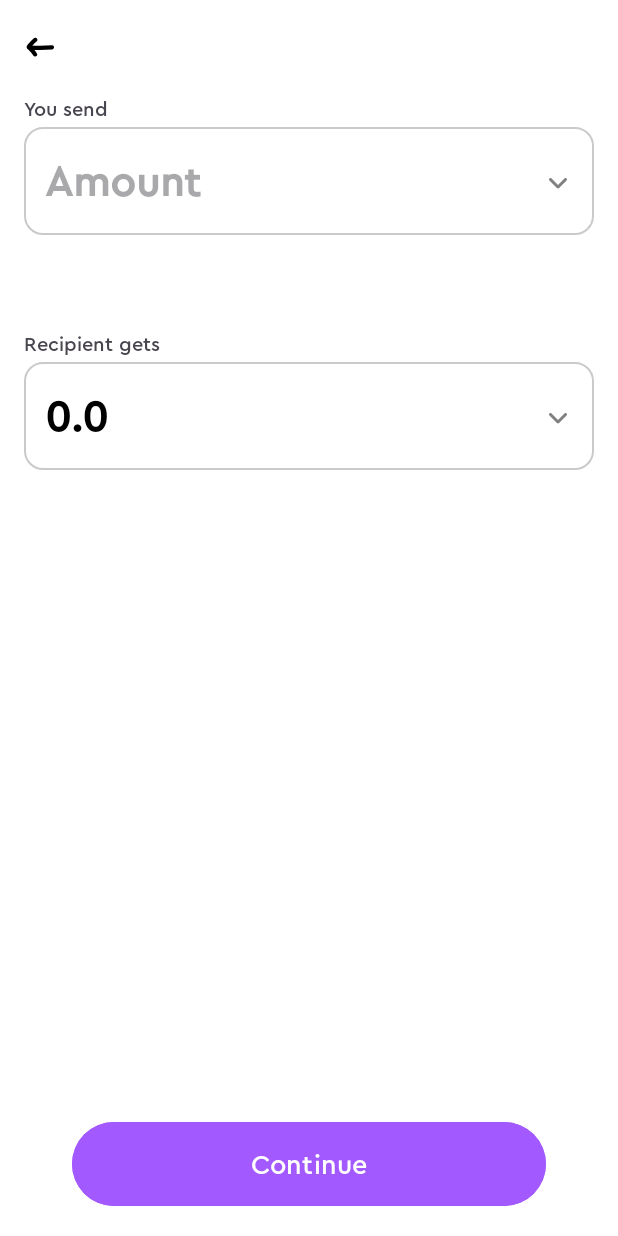
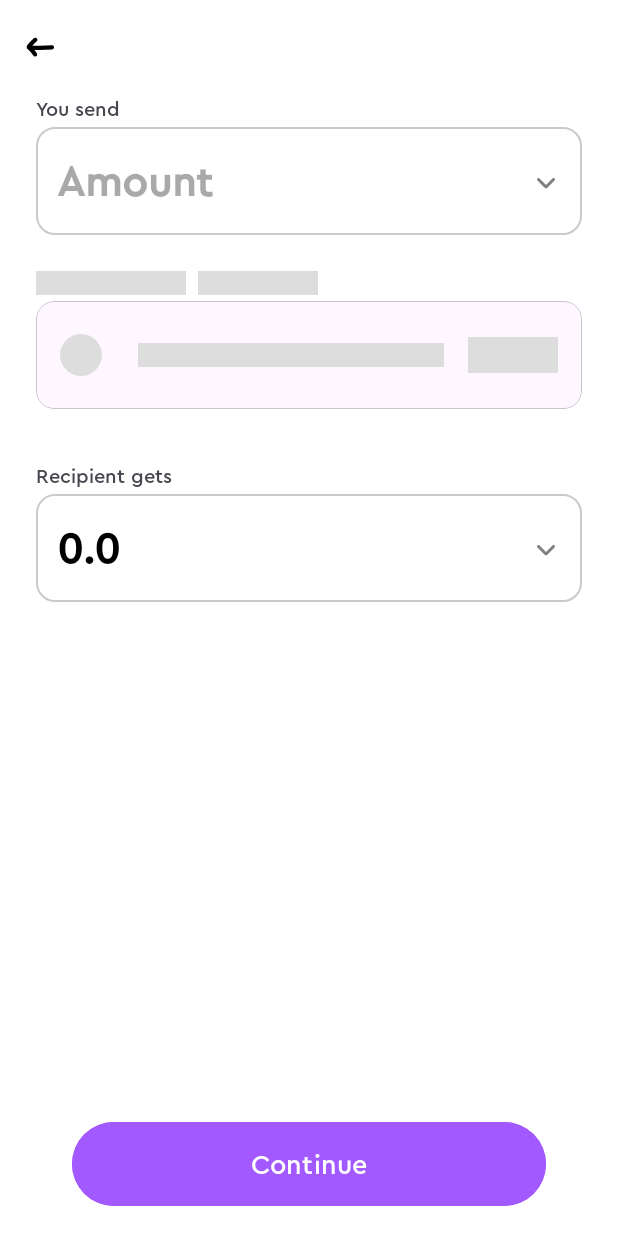
Before and after one commit to judahben149/FourthWall, an Android app: the OfferingsFragment screen opened through its navigation route, on a phone screen of 412 x 824 dp. Run offline under Robolectric (Android 15) with nearby library versions, the phone set to English and light mode, and no system bars; our stand-ins replace Dagger/Hilt's generated code, Room's generated code, Shimmer; libraries missing offline, so code that uses them is left out: tbdex.sdk.httpclient, tbdex.sdk.protocol; pictures from the network do not load; 9 statements that could not run were skipped.

Commit message:
Added shimmer library and implemented for the Offerings details

```diff
--- a/app/build.gradle.kts
+++ b/app/build.gradle.kts
@@ -74,9 +74,12 @@ dependencies {
     implementation(libs.okhttp)
     implementation(libs.okhttp.logging.interceptor)
 
-    // Country Picker & Flag library
+    // Country Picker & Flag libraries
     implementation(libs.country.picker)
     implementation(libs.flag.kit)
+
+    // Shimmer
+    implementation(libs.shimmer)
 
     /** required to make tbdex and key management work */
     implementation(libs.androidx.security.crypto)
--- a/app/src/main/java/com/judahben149/fourthwall/presentation/exchange/OfferingsFragment.kt
+++ b/app/src/main/java/com/judahben149/fourthwall/presentation/exchange/OfferingsFragment.kt
@@ -10,7 +10,6 @@ import android.view.View
 import android.view.ViewGroup
 import android.view.inputmethod.InputMethodManager
 import androidx.core.content.ContextCompat
-import androidx.core.content.ContextCompat.getSystemService
 import androidx.fragment.app.Fragment
 import androidx.fragment.app.viewModels
 import androidx.lifecycle.Lifecycle
@@ -57,6 +56,7 @@ class OfferingsFragment : Fragment() {
     override fun onViewCreated(view: View, savedInstanceState: Bundle?) {
         super.onViewCreated(view, savedInstanceState)
 
+        binding.shimmerLayout.startShimmer()
         setTextFieldFilters()
         setupBottomSheet()
         setupBottomSheetRecyclerView()
@@ -65,14 +65,40 @@ class OfferingsFragment : Fragment() {
     }
 
     private fun setupListeners() {
-        binding.ivSelectPayInCurrency.setOnClickListener {
+        binding.run {
+            // This is to increase the touch target area
+            ivSelectPayInCurrency.setOnClickListener { setPayInCurrency() }
+            tvCurrencyPayIn.setOnClickListener { setPayInCurrency() }
+            ivFlagPayIn.setOnClickListener { setPayInCurrency() }
+
+            ivSelectPayOutCurrency.setOnClickListener { setPayOutCurrency() }
+            tvCurrencyPayOut.setOnClickListener { setPayOutCurrency() }
+            ivFlagPayOut.setOnClickListener { setPayOutCurrency() }
+
+            etPayIn.addTextChangedListener(object : TextWatcher {
+                override fun beforeTextChanged(s: CharSequence?, start: Int, count: Int, after: Int) {}
+
+                override fun onTextChanged(s: CharSequence?, start: Int, before: Int, count: Int) {}
+
+                override fun afterTextChanged(s: Editable?) {
+                    s?.let {
+                        val payInAmount = it.toString()
+                        viewModel.updatePayInAmount(payInAmount)
+                    }
+                }
+            })
+        }
+    }
+
+    private fun setPayInCurrency() {
         clearEditTextFocus()
         currentCurrencyType = CurrencyType.PayIn
+
         val payInCurrencies = viewModel.state.value.supportedCurrencyPairs.map { it.first }.distinct()
         showCurrencyBottomSheet(payInCurrencies)
     }
 
-        binding.ivSelectPayOutCurrency.setOnClickListener {
+    private fun setPayOutCurrency() {
         clearEditTextFocus()
         currentCurrencyType = CurrencyType.PayOut
         val selectedPayInCurrency = viewModel.state.value.selectedPayInCurrency
@@ -84,20 +110,6 @@ class OfferingsFragment : Fragment() {
 
             showCurrencyBottomSheet(payOutCurrencies)
         } ?: showSnack("Select pay in currency", binding.root)
-        }
-
-        binding.etPayIn.addTextChangedListener(object : TextWatcher {
-            override fun beforeTextChanged(s: CharSequence?, start: Int, count: Int, after: Int) {}
-
-            override fun onTextChanged(s: CharSequence?, start: Int, before: Int, count: Int) {}
-
-            override fun afterTextChanged(s: Editable?) {
-                s?.let {
-                    val payInAmount = it.toString()
-                    viewModel.updatePayInAmount(payInAmount)
-                }
-            }
-        })
     }
 
     private fun setupBottomSheetRecyclerView() {
@@ -209,6 +221,34 @@ class OfferingsFragment : Fragment() {
                         }
                     }
 
+                    when(state.selectedOffering) {
+                        null -> {
+                            binding.run {
+                                tvPfi.text = "--"
+                                chipChangePfi.isEnabled = false
+                            }
+                        }
+                    }
+
+                    when(state.getOfferingsState) {
+                        is GetOfferingsRequestState.Error -> {
+
+                        }
+
+                        GetOfferingsRequestState.Loading -> {
+
+                        }
+
+                        GetOfferingsRequestState.Success -> {
+                            binding.shimmerLayout.apply {
+                                stopShimmer()
+                                visibility = View.GONE
+                            }
+
+                            binding.layoutPfiContent.visibility = View.VISIBLE
+                        }
+                    }
+
                     when(val payoutState = state.payOutAmountState) {
                         is PayOutAmountState.Available -> {
                             binding.tvPayOut.apply {
@@ -234,33 +274,38 @@ class OfferingsFragment : Fragment() {
 
                     when(state.isBestOfferAvailable) {
                         null -> {
-                            binding.layoutBestOffer.visibility = View.GONE
-                            binding.layoutOnlyOffer.visibility = View.GONE
+                            // Hasn't gotten any offers yet
+                            binding.tvOnlyOffer.visibility = View.GONE
+                            binding.tvBestOffer.visibility = View.GONE
+
+                            binding.tvProvider.visibility = View.INVISIBLE
                         }
 
                         false -> {
+                            // Auto-selected offer is the only one available
                             val pfiName = viewModel.getSelectedPfiName()
 
                             pfiName?.let {  pfi ->
-                                binding.layoutOnlyOffer.visibility = View.VISIBLE
+                                binding.tvOnlyOffer.visibility = View.VISIBLE
+                                binding.tvProvider.visibility = View.VISIBLE
+                                binding.layoutPfiContent.visibility = View.VISIBLE
 
-                                binding.tvPfiNameOnlyOffer.apply {
-                                    text = pfi
-                                    setTextColor(ContextCompat.getColor(context, R.color.black))
-                                }
+                                binding.tvPfi.text = pfi
+                                binding.chipChangePfi.isEnabled = true
                             }
                         }
 
                         true -> {
+                            // Auto-selected offer is the best one
                             val pfiName = viewModel.getSelectedPfiName()
 
                             pfiName?.let {  pfi ->
-                                binding.layoutBestOffer.visibility = View.VISIBLE
+                                binding.tvBestOffer.visibility = View.VISIBLE
+                                binding.tvProvider.visibility = View.VISIBLE
+                                binding.layoutPfiContent.visibility = View.VISIBLE
 
-                                binding.tvPfiNameBestOffer.apply {
-                                    text = pfi
-                                    setTextColor(ContextCompat.getColor(context, R.color.green_offers))
-                                }
+                                binding.tvPfi.text = pfi
+                                binding.chipChangePfi.isEnabled = true
                             }
                         }
                     }
--- /dev/null
+++ b/app/src/main/res/drawable/bg_tint_house.xml
@@ -0,0 +1,17 @@
+<?xml version="1.0" encoding="utf-8"?>
+<layer-list xmlns:android="http://schemas.android.com/apk/res/android">
+    <item>
+        <shape android:shape="rectangle">
+            <solid android:color="@color/light_purple_tint"/>
+            <corners android:radius="16dp"/>
+        </shape>
+    </item>
+
+    <item>
+        <bitmap
+            android:src="@drawable/ic_liquidity_house"
+            android:gravity="center"
+            android:tileMode="disabled"
+            android:scaleType="fitCenter"/>
+    </item>
+</layer-list>
--- /dev/null
+++ b/app/src/main/res/drawable/circle_shape.xml
@@ -0,0 +1,5 @@
+<?xml version="1.0" encoding="utf-8"?>
+<shape xmlns:android="http://schemas.android.com/apk/res/android"
+    android:shape="oval">
+    <solid android:color="@color/shimmer_color" />
+</shape>
--- /dev/null
+++ b/app/src/main/res/drawable/ic_liquidity_house.xml
@@ -0,0 +1,13 @@
+<vector xmlns:android="http://schemas.android.com/apk/res/android"
+    android:width="800dp"
+    android:height="800dp"
+    android:viewportWidth="24"
+    android:viewportHeight="24">
+  <path
+      android:pathData="M19,9.778V15M5,15V9.777M21,12L15.567,5.964C14.331,4.591 13.713,3.905 12.986,3.651C12.347,3.429 11.651,3.429 11.012,3.651C10.284,3.905 9.667,4.591 8.431,5.964L3,12M3,20.005C3,20.005 3.694,18.886 4.8,19.01C6.061,19.151 7.133,21 8.4,21C9.667,21 10.733,19.01 12,19.01C13.267,19.01 14.333,21 15.6,21C16.867,21 17.939,19.151 19.2,19.01C20.306,18.886 21,20.005 21,20.005M10,11H14V15H10V11Z"
+      android:strokeLineJoin="round"
+      android:strokeWidth="2"
+      android:fillColor="#00000000"
+      android:strokeColor="#000000"
+      android:strokeLineCap="round"/>
+</vector>
--- a/app/src/main/res/layout/fragment_offerings.xml
+++ b/app/src/main/res/layout/fragment_offerings.xml
@@ -39,7 +39,7 @@
             <LinearLayout
                 android:layout_width="match_parent"
                 android:layout_height="wrap_content"
-                android:layout_marginHorizontal="16dp"
+                android:layout_marginHorizontal="24dp"
                 android:orientation="vertical">
 
                 <com.google.android.material.textview.MaterialTextView
@@ -94,7 +94,7 @@
                         android:layout_gravity="center_vertical"
                         android:layout_marginStart="6dp"
                         android:fontFamily="@font/cera_pro_bold"
-                        android:textSize="16sp"
+                        android:textSize="20sp"
                         tools:text="USD" />
 
                     <ImageView
@@ -114,10 +114,119 @@
                 </LinearLayout>
 
 
+                <com.facebook.shimmer.ShimmerFrameLayout
+                    android:id="@+id/shimmer_layout"
+                    android:layout_width="match_parent"
+                    android:layout_height="wrap_content">
+
+                    <include layout="@layout/layout_shimmer_offerings" />
+                </com.facebook.shimmer.ShimmerFrameLayout>
+
+
+                <LinearLayout
+                    android:id="@+id/layout_pfi_content"
+                    android:layout_width="match_parent"
+                    android:layout_height="wrap_content"
+                    android:layout_marginTop="24dp"
+                    android:orientation="vertical"
+                    android:visibility="gone">
+
+                    <LinearLayout
+                        android:id="@+id/layout_offer_details"
+                        android:layout_width="wrap_content"
+                        android:layout_height="wrap_content"
+                        android:orientation="horizontal">
+
+                        <com.google.android.material.textview.MaterialTextView
+                            android:id="@+id/tv_provider"
+                            android:layout_width="wrap_content"
+                            android:layout_height="wrap_content"
+                            android:fontFamily="@font/cera_pro_medium"
+                            android:text="@string/provider"
+                            android:textSize="13sp" />
+
+                        <com.google.android.material.textview.MaterialTextView
+                            android:id="@+id/tv_only_offer"
+                            android:layout_width="wrap_content"
+                            android:layout_height="wrap_content"
+                            android:layout_marginStart="6dp"
+                            android:fontFamily="@font/cera_pro_medium"
+                            android:text="@string/only_offer"
+                            android:textColor="@color/textOnBackground"
+                            android:textSize="13sp"
+                            android:visibility="gone" />
+
+                        <com.google.android.material.textview.MaterialTextView
+                            android:id="@+id/tv_best_offer"
+                            android:layout_width="wrap_content"
+                            android:layout_height="wrap_content"
+                            android:layout_marginStart="6dp"
+                            android:fontFamily="@font/cera_pro_medium"
+                            android:text="@string/best_offer"
+                            android:textColor="@color/green_offers"
+                            android:textSize="13sp"
+                            android:visibility="gone" />
+                    </LinearLayout>
+
+                    <com.google.android.material.card.MaterialCardView
+                        android:id="@+id/layout_pfi"
+                        android:layout_width="match_parent"
+                        android:layout_height="wrap_content"
+                        android:layout_marginTop="4dp"
+                        android:visibility="visible"
+                        app:strokeWidth="0.3dp">
+
+                        <LinearLayout
+                            android:layout_width="match_parent"
+                            android:layout_height="72dp"
+                            android:gravity="center_vertical"
+                            android:orientation="horizontal">
+
+                            <com.google.android.material.imageview.ShapeableImageView
+                                android:layout_width="28dp"
+                                android:layout_height="28dp"
+                                android:layout_gravity="center_vertical"
+                                android:layout_marginStart="24dp"
+                                android:alpha="0.7"
+                                android:src="@drawable/ic_liquidity_house"
+
+                                app:shapeAppearanceOverlay="@style/CircularShapeAppearance" />
+
+                            <com.google.android.material.textview.MaterialTextView
+                                android:id="@+id/tv_pfi"
+                                android:layout_width="wrap_content"
+                                android:layout_height="wrap_content"
+                                android:layout_marginStart="24dp"
+                                android:layout_weight="1"
+                                android:fontFamily="@font/cera_pro_light"
+                                android:textSize="14sp"
+                                android:textStyle="bold"
+                                tools:text="AquaFinance Flowable" />
+
+
+                            <com.google.android.material.chip.Chip
+                                android:id="@+id/chip_change_pfi"
+                                style="@style/FourthWallChipTextAppearance"
+                                android:layout_width="wrap_content"
+                                android:layout_height="wrap_content"
+                                android:layout_marginEnd="24dp"
+                                android:backgroundTint="@color/light_purple_tint"
+                                android:fontFamily="@font/cera_pro_light"
+                                android:text="Change"
+                                android:textSize="12sp"
+                                app:chipCornerRadius="16dp"
+                                app:chipStrokeWidth="0dp" />
+                        </LinearLayout>
+
+                    </com.google.android.material.card.MaterialCardView>
+
+                </LinearLayout>
+
+
                 <com.google.android.material.textview.MaterialTextView
                     android:layout_width="wrap_content"
                     android:layout_height="wrap_content"
-                    android:layout_marginTop="64dp"
+                    android:layout_marginTop="36dp"
                     android:fontFamily="@font/cera_pro_medium"
                     android:text="@string/recipient_gets"
                     android:textSize="13sp" />
@@ -167,7 +276,7 @@
                         android:layout_gravity="center_vertical"
                         android:layout_marginStart="6dp"
                         android:fontFamily="@font/cera_pro_bold"
-                        android:textSize="16sp"
+                        android:textSize="20sp"
                         tools:text="USD" />
 
                     <ImageView
@@ -185,60 +294,6 @@
                         android:src="@drawable/ic_dropdown_arrow"
                         app:tint="@color/textOnBackground" />
 
-                </LinearLayout>
-
-                <LinearLayout
-                    android:id="@+id/layout_only_offer"
-                    android:layout_width="wrap_content"
-                    android:layout_height="wrap_content"
-                    android:layout_marginTop="4dp"
-                    android:orientation="horizontal"
-                    android:visibility="gone">
-
-                    <com.google.android.material.textview.MaterialTextView
-                        android:id="@+id/tv_only_offer"
-                        android:layout_width="wrap_content"
-                        android:layout_height="wrap_content"
-                        android:fontFamily="@font/cera_pro_medium"
-                        android:text="@string/only_offer"
-                        android:textColor="@color/textOnBackground"
-                        android:textSize="13sp" />
-
-                    <com.google.android.material.textview.MaterialTextView
-                        android:id="@+id/tv_pfi_name_only_offer"
-                        android:layout_width="wrap_content"
-                        android:layout_height="wrap_content"
-                        android:fontFamily="@font/cera_pro_medium"
-                        android:text=""
-                        android:textColor="@color/green_offers"
-                        android:textSize="13sp" />
-                </LinearLayout>
-
-                <LinearLayout
-                    android:id="@+id/layout_best_offer"
-                    android:layout_width="wrap_content"
-                    android:layout_height="wrap_content"
-                    android:layout_marginTop="4dp"
-                    android:orientation="horizontal"
-                    android:visibility="gone">
-
-                    <com.google.android.material.textview.MaterialTextView
-                        android:id="@+id/tv_best_offer"
-                        android:layout_width="wrap_content"
-                        android:layout_height="wrap_content"
-                        android:fontFamily="@font/cera_pro_medium"
-                        android:text="@string/best_offer"
-                        android:textColor="@color/green_offers"
-                        android:textSize="13sp" />
-
-                    <com.google.android.material.textview.MaterialTextView
-                        android:id="@+id/tv_pfi_name_best_offer"
-                        android:layout_width="wrap_content"
-                        android:layout_height="wrap_content"
-                        android:fontFamily="@font/cera_pro_medium"
-                        android:text=""
-                        android:textColor="@color/green_offers"
-                        android:textSize="13sp" />
                 </LinearLayout>
             </LinearLayout>
 
--- /dev/null
+++ b/app/src/main/res/layout/layout_shimmer_offerings.xml
@@ -0,0 +1,58 @@
+<?xml version="1.0" encoding="utf-8"?>
+<LinearLayout xmlns:android="http://schemas.android.com/apk/res/android"
+    xmlns:app="http://schemas.android.com/apk/res-auto"
+    android:layout_width="match_parent"
+    android:layout_height="wrap_content"
+    android:orientation="vertical">
+
+    <LinearLayout
+        android:layout_width="match_parent"
+        android:layout_height="wrap_content"
+        android:layout_marginTop="24dp"
+        android:orientation="horizontal">
+
+        <View
+            android:layout_width="100dp"
+            android:layout_height="16dp"
+            android:background="@color/shimmer_color" />
+
+        <View
+            android:layout_width="80dp"
+            android:layout_height="16dp"
+            android:layout_marginStart="8dp"
+            android:background="@color/shimmer_color" />
+    </LinearLayout>
+
+    <com.google.android.material.card.MaterialCardView
+        android:layout_width="match_parent"
+        android:layout_height="72dp"
+        android:layout_marginTop="4dp"
+        app:strokeWidth="0.3dp">
+
+        <LinearLayout
+            android:layout_width="match_parent"
+            android:layout_height="match_parent"
+            android:gravity="center_vertical"
+            android:orientation="horizontal"
+            android:padding="16dp">
+
+            <View
+                android:layout_width="28dp"
+                android:layout_height="28dp"
+                android:background="@drawable/circle_shape" />
+
+            <View
+                android:layout_width="0dp"
+                android:layout_height="16dp"
+                android:layout_marginStart="24dp"
+                android:layout_weight="1"
+                android:background="@color/shimmer_color" />
+
+            <View
+                android:layout_width="60dp"
+                android:layout_height="24dp"
+                android:layout_marginStart="16dp"
+                android:background="@color/shimmer_color" />
+        </LinearLayout>
+    </com.google.android.material.card.MaterialCardView>
+</LinearLayout>
--- a/app/src/main/res/values/colors.xml
+++ b/app/src/main/res/values/colors.xml
@@ -5,6 +5,7 @@
 
     <color name="base_purple">#A259FF</color>
     <color name="shaded_base_purple">#6B3CA6</color>
+    <color name="light_purple_tint">#E8D5FF</color>
     <color name="green_offers">#00A108</color>
     <color name="red_error">#690001</color>
 
@@ -29,4 +30,6 @@
     <color name="tvStrokeInFocus">#A259FF</color>
     <color name="tvStrokeNotInFocus">#CACACA</color>
 
+<!--    Shimmer-->
+    <color name="shimmer_color">#DDDDDD</color>
 </resources>
--- a/app/src/main/res/values/strings.xml
+++ b/app/src/main/res/values/strings.xml
@@ -23,7 +23,8 @@
     <string name="amount">Amount</string>
     <string name="country_flag">Country Flag</string>
     <string name="_0_0">0.0</string>
-    <string name="best_offer">Best offer  -  </string>
+    <string name="best_offer"> - Best offer</string>
     <string name="item_currency_text">%1$s (%2$s)</string>
-    <string name="only_offer">Only offer  -  </string>
+    <string name="only_offer"> - Only offer</string>
+    <string name="provider">Provider</string>
 </resources>
--- a/app/src/main/res/values/themes.xml
+++ b/app/src/main/res/values/themes.xml
@@ -41,4 +41,14 @@
         <item name="android:fontFamily">@font/cera_pro_light</item>
         <item name="android:textStyle">bold</item>
     </style>
+
+    <style name="CircularShapeAppearance" parent="">
+        <item name="cornerFamily">rounded</item>
+        <item name="cornerSize">50%</item>
+    </style>
+
+
+    <style name="FourthWallChipTextAppearance" parent="ShapeAppearanceOverlay.Material3.Chip">
+        <item name="fontFamily">@font/cera_pro_light</item>
+    </style>
 </resources>
--- a/gradle/libs.versions.toml
+++ b/gradle/libs.versions.toml
@@ -20,6 +20,7 @@ retrofit = "2.9.0"
 okhttp = "4.12.0"
 countryPicker = "2.0.0"
 flagKit = "1.0.2"
+shimmer = "0.5.0"
 
 [libraries]
 androidx-core-ktx = { group = "androidx.core", name = "core-ktx", version.ref = "coreKtx" }
@@ -49,6 +50,7 @@ okhttp-logging-interceptor = { group = "com.squareup.okhttp3", name = "logging-i
 
 country-picker = { group = "com.github.mukeshsolanki", name = "country-picker-android", version.ref = "countryPicker" }
 flag-kit = { group = "com.github.murgupluoglu", name = "flagkit-android", version.ref = "flagKit" }
+shimmer = { group = "com.facebook.shimmer", name = "shimmer", version.ref = "shimmer" }
 
 [plugins]
 androidApplication = { id = "com.android.application", version.ref = "agp" }
```
Lines whose indentation alone changed are shown as unchanged.
